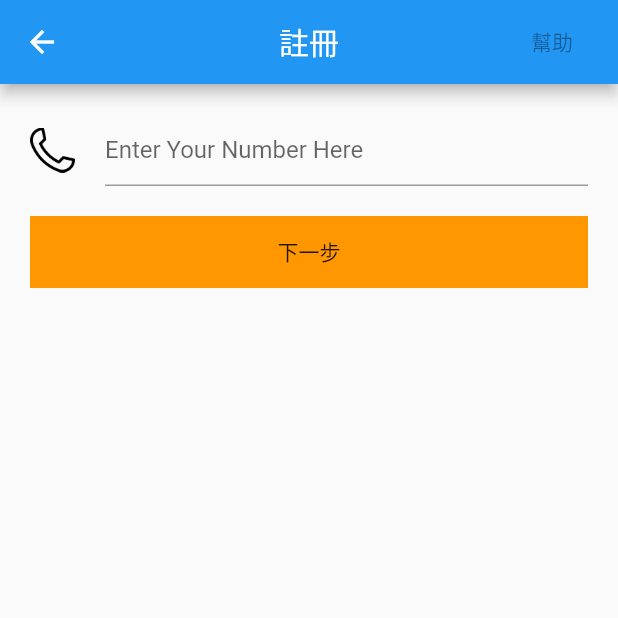
After one commit to tonyKGit/shopeeApp, a Flutter app: the RegisterScreen screen opened by its route, on a phone screen of 412 x 824 dp, the top half of it. The commit adds this screen. Run offline on Flutter 3.47's test engine with Material 2 defaults, Android fonts, the phone set to English and light mode, and no system bars; our stand-ins replace firebase_auth, firebase_core; missing offline and left inert: flutter_sms; accounts and stored records are empty.

Commit message:
phone auth can use firebase sample phone, real phone can not receive the message.

```diff
--- a/lib/screens/home/slide_item.dart
+++ b/lib/screens/home/slide_item.dart
@@ -8,11 +8,6 @@ class SlideItem extends StatelessWidget{
   Widget build(BuildContext context) {
     return Row(
       children: [
-        // Container(
-        //   height: 200,
-        //   color: Colors.orange,
-        //   child: Text(slideList[index].mTitle),
-        // )
         Expanded(
             child: Container(
               height: 200,
--- /dev/null
+++ b/lib/screens/registerPage/registerScreen.dart
@@ -0,0 +1,85 @@
+import 'package:firebase_auth/firebase_auth.dart';
+import 'package:flutter/material.dart';
+import 'package:flutter_sms/flutter_sms.dart';
+import 'dart:math';
+
+import 'package:shopee/service/authService.dart';
+
+class RegisterScreen extends StatefulWidget{
+  @override
+  _RegisterScreenState createState() => _RegisterScreenState();
+}
+
+class _RegisterScreenState extends State<RegisterScreen>{
+  final numberController = TextEditingController();
+
+  @override
+  Widget build(BuildContext context) {
+    return Scaffold(
+      appBar: AppBar(
+        centerTitle: true,
+        title: Text('註冊'),
+        actions: [
+          FlatButton(
+              onPressed: null,
+              child: Text('幫助'))
+        ],
+      ),
+      body: Column(
+        children: [
+          SizedBox(height: 20),
+          Row(
+            children: [
+              SizedBox(width: 20),
+              Image.asset('assets/images/phone-icon_64.png',height: 30,width: 30,),
+              SizedBox(width: 20),
+              Expanded(
+                  child:
+                  TextField(
+                    controller: numberController,
+                    autocorrect: true,
+                    //keyboardType: TextInputType.number,
+                    decoration: InputDecoration(
+                        hintText: 'Enter Your Number Here'
+                    ),
+                  )
+              ),
+              SizedBox(width: 20)
+            ],
+          ),
+          SizedBox(height: 20),
+          Row(
+            children: [
+              SizedBox(width: 20),
+              Expanded(
+                  child: Container(
+                    color: Colors.orange,
+                    child: FlatButton (
+                      onPressed: () async{
+                        // try{
+                        //   final user  = await AuthService.signInWithEmail('test@123.com', '123456');
+                        //   if(user != null){
+                        //     print('not null');
+                        //   }
+                        // }catch(e){
+                        //   print(e);
+                        // }
+
+                        if(numberController.text != null && numberController.text != ''){
+                          AuthService auth = AuthService();
+                          var result = await AuthService().createUserWithPhone(numberController.text.trim(),context);
+                          print(result);
+                        }
+                      },
+                      child: Text('下一步'),
+                    ),
+                  )
+              ),
+              SizedBox(width: 20)
+            ],
+          ),
+        ],
+      ),
+    );
+  }
+}
--- a/lib/screens/userPage/topBar.dart
+++ b/lib/screens/userPage/topBar.dart
@@ -60,7 +60,10 @@ class _TopBarState extends State<TopBar>{
                     FlatButton(onPressed: null,
                         child: Text('登入')
                     ),
-                    FlatButton(onPressed: null,
+                    FlatButton(
+                        onPressed: (){
+                          Navigator.pushNamed(context, '/registerScreen');
+                        },
                         child: Text('註冊')
                     ),
                   ],
--- a/lib/screens/userPage/widgets/buyListEvent.dart
+++ b/lib/screens/userPage/widgets/buyListEvent.dart
@@ -76,7 +76,9 @@ class BuyListEvent extends StatelessWidget{
               SizedBox(
                 child:
                 FlatButton(
-                    onPressed: null,
+                    onPressed: (){
+                      Navigator.pushNamed(context, '/buyListScreen');
+                    },
                     child: Column(
                       children: [
                         Image.asset('assets/images/home_64.png',width: 30,height: 30),
```
Also changed, not shown: lib/main.dart (+10 -1 lines), lib/models/home/statusItemList.dart (added, +18 -0 lines), lib/screens/buyListPage/buyListScreen.dart (added, +109 -0 lines), lib/screens/buyListPage/widgets/statusItem.dart (added, +25 -0 lines), lib/screens/buyListPage/widgets/statusListItem.dart (added, +24 -0 lines), lib/screens/registerPage/smsCertificationScreen.dart (added, +16 -0 lines), lib/service/authService.dart (added, +68 -0 lines), pubspec.yaml (+10 -0 lines), assets/images/phone-icon_64.png (added), pubspec.lock, 8 other files.
